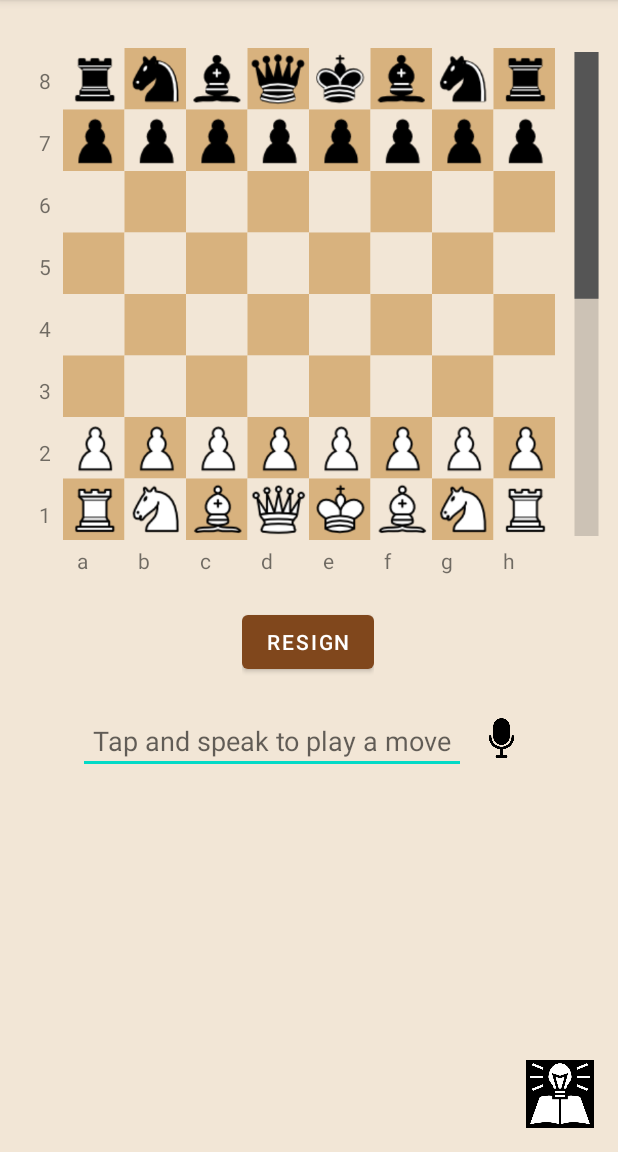
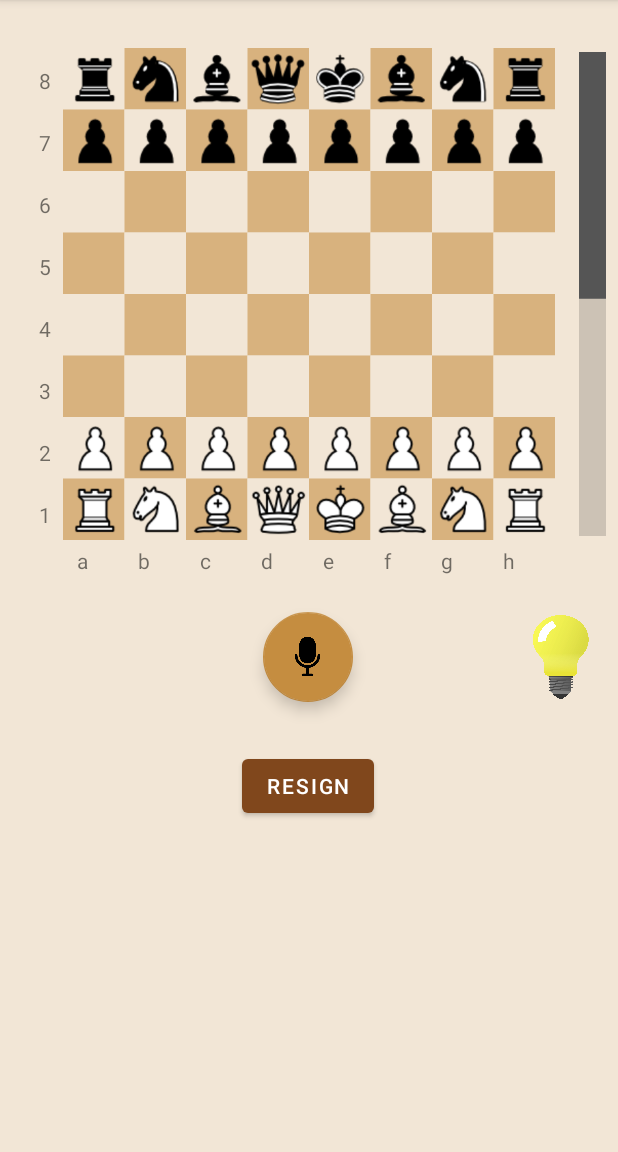
Before and after one commit to GioPec/MACC-chess-app, an Android app: the StockfishGame screen opened directly, with no data from a screen before it, on a phone screen of 412 x 824 dp, the part 84-1236 px from its top. Run offline under Robolectric (Android 15) with nearby library versions, the phone set to English and light mode, and no system bars; network calls fail.

Commit message:
fixed speech recognition and consequent interaction with stockfish + mic front end

```diff
--- a/app/src/main/res/layout/activity_stockfish.xml
+++ b/app/src/main/res/layout/activity_stockfish.xml
@@ -5,9 +5,9 @@
     android:id="@+id/linearLayout"
     android:layout_width="match_parent"
     android:layout_height="match_parent"
+    android:background="@color/light_brown"
     android:gravity="center"
-    android:orientation="vertical"
-    android:background="@color/light_brown">
+    android:orientation="vertical">
 
 
     <LinearLayout
@@ -34,7 +34,6 @@
         android:layout_width="34dp"
         android:layout_height="360dp"
         android:layout_marginTop="16dp"
-        android:layout_marginEnd="4dp"
         android:animationResolution="2000"
         android:indeterminate="false"
         android:max="10000"
@@ -42,41 +41,20 @@
         android:progressTint="#555555"
         android:rotation="90"
         android:scaleX="9.5"
-        android:scaleY="4"
+        android:scaleY="4.5"
         app:layout_constraintEnd_toEndOf="parent"
         app:layout_constraintTop_toTopOf="parent" />
 
-    <LinearLayout
-        android:id="@+id/linearLayout2"
+    <Button
+        android:id="@+id/reset_button"
         android:layout_width="wrap_content"
         android:layout_height="wrap_content"
+        android:layout_marginTop="32dp"
+        android:text="Resign"
         app:layout_constraintEnd_toEndOf="parent"
         app:layout_constraintHorizontal_bias="0.498"
         app:layout_constraintStart_toStartOf="parent"
-        app:layout_constraintTop_toBottomOf="@+id/linearLayout1">
-
-        <Button
-            android:id="@+id/listen_button"
-            android:layout_width="wrap_content"
-            android:layout_height="wrap_content"
-            android:text="@string/listen_button"
-            android:visibility="gone" />
-
-        <Button
-            android:id="@+id/connect_button"
-            android:layout_width="wrap_content"
-            android:layout_height="wrap_content"
-            android:text="@string/connect_button"
-            android:visibility="gone" />
-
-        <Button
-            android:id="@+id/reset_button"
-            android:layout_width="wrap_content"
-            android:layout_height="wrap_content"
-            android:layout_marginTop="44dp"
-            android:text="Resign" />
-
-    </LinearLayout>
+        app:layout_constraintTop_toBottomOf="@+id/button" />
 
     <TextView
         android:id="@+id/textView3"
@@ -108,44 +86,53 @@
         android:layout_height="44dp"
         android:layout_centerInParent="true"
         android:layout_marginTop="20dp"
+        android:visibility="gone"
         app:layout_constraintEnd_toEndOf="parent"
         app:layout_constraintHorizontal_bias="0.497"
         app:layout_constraintStart_toStartOf="parent"
         app:layout_constraintTop_toBottomOf="@+id/linearLayout2">
 
         <ImageView
-            android:id="@+id/button"
+            android:id="@+id/button_old"
             android:layout_width="40dp"
             android:layout_height="40dp"
             android:layout_alignParentRight="true"
             android:paddingRight="10dp"
             android:src="@drawable/ic_mic_black_off" />
 
-        <EditText
-            android:id="@+id/text"
-            android:layout_width="wrap_content"
-            android:layout_height="match_parent"
-            android:hint="Tap and speak to play a move"
-            android:padding="10dp"
-            tools:layout_editor_absoluteY="500dp" />
-
     </RelativeLayout>
 
     <ImageButton
         android:id="@+id/imageButton"
         android:layout_width="45dp"
-        android:layout_height="45dp"
+        android:layout_height="60dp"
+        android:layout_marginTop="48dp"
         android:layout_marginEnd="16dp"
-        android:layout_marginBottom="16dp"
         android:clickable="false"
         android:longClickable="false"
         android:scaleType="fitXY"
         android:tag="on"
-        app:background="@drawable/hint_on"
-        app:layout_constraintBottom_toBottomOf="parent"
-        app:layout_constraintEnd_toEndOf="parent" />
-    <!--android:onClick="askForAdvice"-->
+        app:background="@drawable/light_bulb_on"
+        app:layout_constraintEnd_toEndOf="parent"
+        app:layout_constraintTop_toBottomOf="@+id/linearLayout1" />
 
+    <com.google.android.material.floatingactionbutton.FloatingActionButton
+        android:id="@+id/button"
+        android:layout_width="wrap_content"
+        android:layout_height="wrap_content"
+        android:layout_marginTop="48dp"
+        android:background="@color/brown_2"
+        android:backgroundTint="@color/brown_2"
+        android:clickable="true"
+        app:backgroundTint="@color/brown_2"
+        app:fabCustomSize="60dp"
+        app:layout_constraintEnd_toEndOf="parent"
+        app:layout_constraintHorizontal_bias="0.498"
+        app:layout_constraintStart_toStartOf="parent"
+        app:layout_constraintTop_toBottomOf="@+id/linearLayout1"
+        app:maxImageSize="30dp"
+        app:pressedTranslationZ="12dp"
+        app:srcCompat="@drawable/ic_mic_black_off" />
 
 
 </androidx.constraintlayout.widget.ConstraintLayout>
```
Also changed, not shown: app/src/main/java/com/macc/android/chess/ChessGame.kt (+7 -47 lines), app/src/main/java/com/macc/android/chess/ChessView.kt (+53 -78 lines), app/src/main/java/com/macc/android/chess/MainMenu.kt (+9 -4 lines), app/src/main/java/com/macc/android/chess/OnlineGame.kt (+11 -18 lines), app/src/main/java/com/macc/android/chess/StockfishGame.kt (+213 -24 lines).
